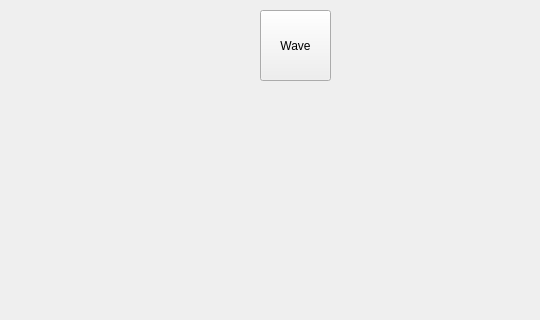
Above: TowerDefense/mainwindow.ui from vanny-laure-lamorte/POODPUML before the change; both pictures show x 0 to 540 and y 0 to 320 of the 1500 by 750 pixel window. Below: the same form after it.
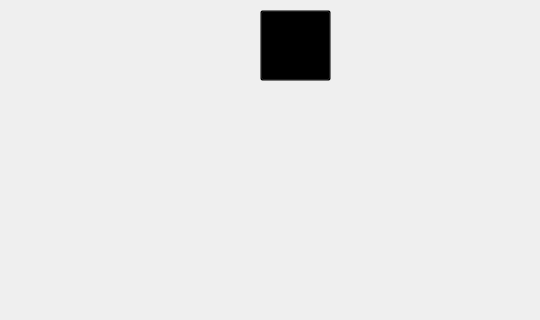
That is the form after the change. Icons and pictures are not drawn.

What changed in the file:
```diff
--- a/TowerDefense/mainwindow.ui
+++ b/TowerDefense/mainwindow.ui
@@ -373,8 +373,12 @@
         <height>71</height>
        </rect>
       </property>
+      <property name="styleSheet">
+       <string notr="true">background: transparent;
+</string>
+      </property>
       <property name="text">
-       <string>Wave</string>
+       <string/>
       </property>
      </widget>
      <widget class="QPushButton" name="towerButton2">
@@ -520,6 +524,44 @@
        <string>&lt;html&gt;&lt;head/&gt;&lt;body&gt;&lt;p&gt;&lt;span style=&quot; font-size:16pt;&quot;&gt;500&lt;/span&gt;&lt;/p&gt;&lt;/body&gt;&lt;/html&gt;</string>
       </property>
      </widget>
+     <widget class="QLabel" name="imgButtonMonster1">
+      <property name="geometry">
+       <rect>
+        <x>260</x>
+        <y>10</y>
+        <width>71</width>
+        <height>71</height>
+       </rect>
+      </property>
+      <property name="text">
+       <string/>
+      </property>
+      <property name="pixmap">
+       <pixmap resource="ressources.qrc">:/assets/img/timer.png</pixmap>
+      </property>
+      <property name="scaledContents">
+       <bool>true</bool>
+      </property>
+     </widget>
+     <widget class="QLabel" name="timeLabel1">
+      <property name="geometry">
+       <rect>
+        <x>270</x>
+        <y>80</y>
+        <width>71</width>
+        <height>21</height>
+       </rect>
+      </property>
+      <property name="styleSheet">
+       <string notr="true">font-size: 22px;
+font-weight: 800;
+color: black;
+</string>
+      </property>
+      <property name="text">
+       <string/>
+      </property>
+     </widget>
      <zorder>tower1</zorder>
      <zorder>upgradeShop1</zorder>
      <zorder>upgradeShop2</zorder>
```
Left out of the diff: 6 changed lines with no effect on the pictures.
